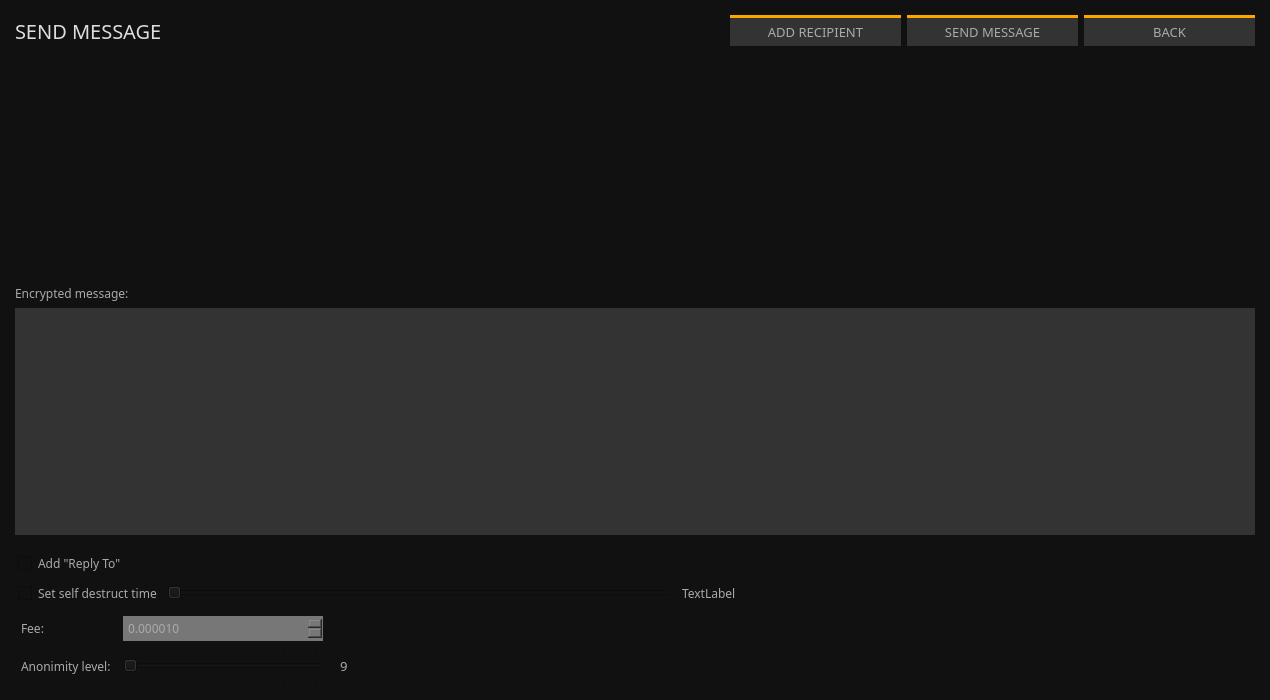
First picture: the form in src/gui/ui/sendmessageframe.ui, repository ConcealNetwork/conceal-desktop, before the edit.
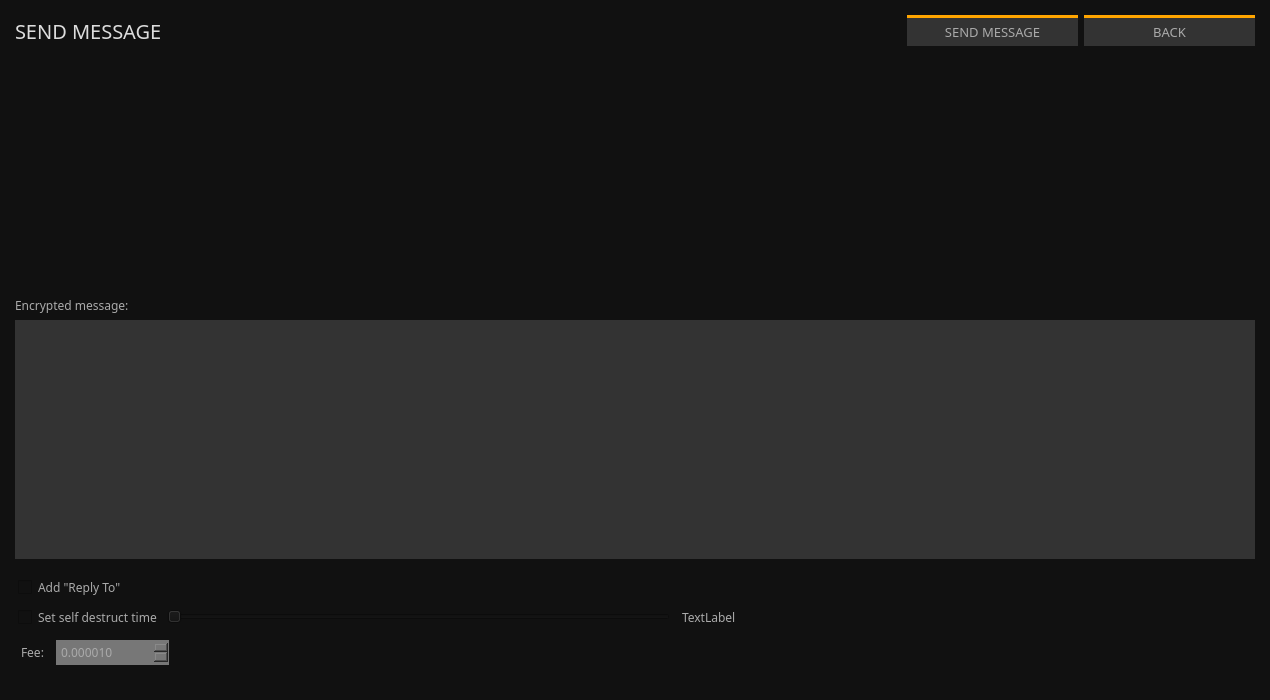
Second picture: the form after the edit.

Diff of the .ui file:
```diff
--- a/src/gui/ui/sendmessageframe.ui
+++ b/src/gui/ui/sendmessageframe.ui
@@ -58,34 +58,6 @@
        </property>
       </widget>
      </item>
-     <item>
-      <widget class="QPushButton" name="m_addRecipientButton">
-       <property name="minimumSize">
-        <size>
-         <width>171</width>
-         <height>31</height>
-        </size>
-       </property>
-       <property name="maximumSize">
-        <size>
-         <width>171</width>
-         <height>16777215</height>
-        </size>
-       </property>
-       <property name="font">
-        <font>
-         <family>Poppins</family>
-         <pointsize>10</pointsize>
-        </font>
-       </property>
-       <property name="styleSheet">
-        <string notr="true">color: #aaa; background-color: #333; border-top: 3px solid orange;</string>
-       </property>
-       <property name="text">
-        <string>ADD RECIPIENT</string>
-       </property>
-      </widget>
-     </item>
      <item>
       <widget class="QPushButton" name="m_sendButton">
        <property name="minimumSize">
@@ -158,7 +130,7 @@
         <x>0</x>
         <y>0</y>
         <width>1240</width>
-        <height>209</height>
+        <height>225</height>
        </rect>
       </property>
       <layout class="QVBoxLayout" name="m_addressesLayout">
@@ -339,51 +311,8 @@
      <property name="topMargin">
       <number>5</number>
      </property>
-     <item row="1" column="1">
-      <widget class="QSlider" name="m_mixinSlider">
-       <property name="minimumSize">
-        <size>
-         <width>0</width>
-         <height>38</height>
-        </size>
-       </property>
-       <property name="maximumSize">
-        <size>
-         <width>200</width>
-         <height>16777215</height>
-        </size>
-       </property>
-       <property name="styleSheet">
-        <string notr="true">padding: 3px; border: 0px; </string>
-       </property>
-       <property name="minimum">
-        <number>9</number>
-       </property>
-       <property name="maximum">
-        <number>15</number>
-       </property>
-       <property name="pageStep">
-        <number>1</number>
-       </property>
-       <property name="value">
-        <number>9</number>
-       </property>
-       <property name="tracking">
-        <bool>false</bool>
-       </property>
-       <property name="orientation">
-        <enum>Qt::Horizontal</enum>
-       </property>
-       <property name="tickPosition">
-        <enum>QSlider::TicksBothSides</enum>
-       </property>
-       <property name="tickInterval">
-        <number>1</number>
-       </property>
-      </widget>
-     </item>
-     <item row="1" column="0">
-      <widget class="QLabel" name="label_2">
+     <item row="0" column="0">
+      <widget class="QLabel" name="label_4">
        <property name="font">
         <font>
          <family>Poppins</family>
@@ -394,48 +323,11 @@
         <string notr="true">padding: 3px; border: 0px;</string>
        </property>
        <property name="text">
-        <string>Anonimity level:</string>
+        <string>Fee:</string>
        </property>
       </widget>
      </item>
      <item row="1" column="2">
-      <widget class="QLineEdit" name="m_mixinEdit">
-       <property name="minimumSize">
-        <size>
-         <width>0</width>
-         <height>38</height>
-        </size>
-       </property>
-       <property name="maximumSize">
-        <size>
-         <width>30</width>
-         <height>16777215</height>
-        </size>
-       </property>
-       <property name="font">
-        <font>
-         <family>Poppins</family>
-         <pointsize>10</pointsize>
-        </font>
-       </property>
-       <property name="styleSheet">
-        <string notr="true">padding: 3px; border: 0px; </string>
-       </property>
-       <property name="text">
-        <string notr="true">9</string>
-       </property>
-       <property name="maxLength">
-        <number>5</number>
-       </property>
-       <property name="alignment">
-        <set>Qt::AlignCenter</set>
-       </property>
-       <property name="readOnly">
-        <bool>true</bool>
-       </property>
-      </widget>
-     </item>
-     <item row="1" column="3">
       <spacer name="horizontalSpacer">
        <property name="orientation">
         <enum>Qt::Horizontal</enum>
```
Left out of the diff: 48 changed lines with no effect on the pictures.
